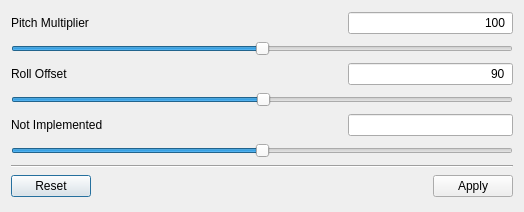
This is qtsrc/eyeplus/parameterDialog.ui in starshine-bcit/eyeplus as Qt 5 draws it before an edit. The edited form follows.
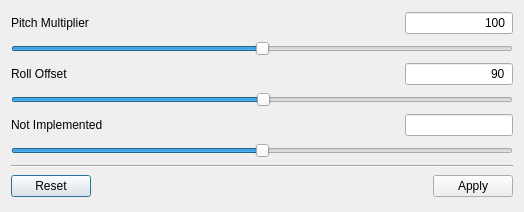
This is the edited form. Icons and pictures are not drawn.

Commit message: Fix small error with parameter dialog

What changed in the file:
```diff
--- a/qtsrc/eyeplus/parameterDialog.ui
+++ b/qtsrc/eyeplus/parameterDialog.ui
@@ -15,7 +15,7 @@
   </property>
   <layout class="QVBoxLayout" name="verticalLayout" stretch="1,0,1,0,1,0,0,0">
    <item>
-    <layout class="QHBoxLayout" name="horizontalLayout_2" stretch="1,1,1">
+    <layout class="QHBoxLayout" name="horizontalLayout_2" stretch="0,1,0">
      <item>
       <widget class="QLabel" name="labelPitchMulti">
        <property name="text">
@@ -68,7 +68,7 @@
     </widget>
    </item>
    <item>
-    <layout class="QHBoxLayout" name="horizontalLayout_3" stretch="1,1,1">
+    <layout class="QHBoxLayout" name="horizontalLayout_3" stretch="0,1,0">
      <item>
       <widget class="QLabel" name="labelRollOffset">
        <property name="text">
@@ -124,7 +124,7 @@
     </widget>
    </item>
    <item>
-    <layout class="QHBoxLayout" name="horizontalLayout_4" stretch="1,1,1">
+    <layout class="QHBoxLayout" name="horizontalLayout_4" stretch="0,1,0">
      <item>
       <widget class="QLabel" name="labelHorizonFuzzy">
        <property name="text">
```
Left out of the diff: 2 changed lines with no effect on the pictures. The commit also changes 1 other file.
